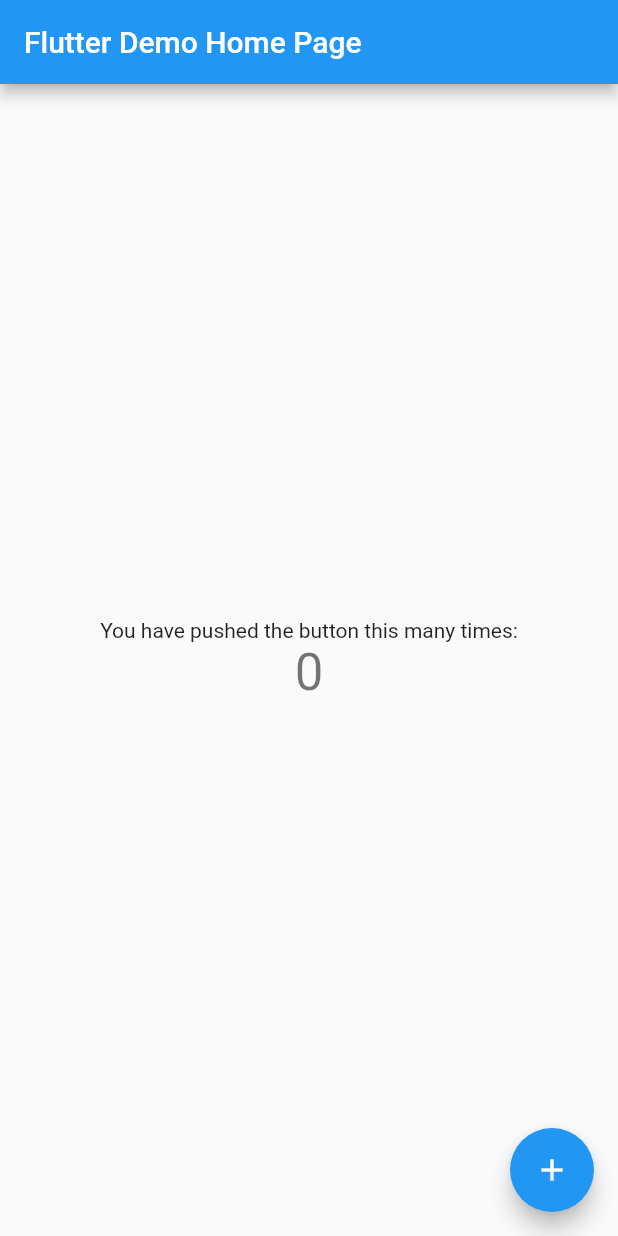
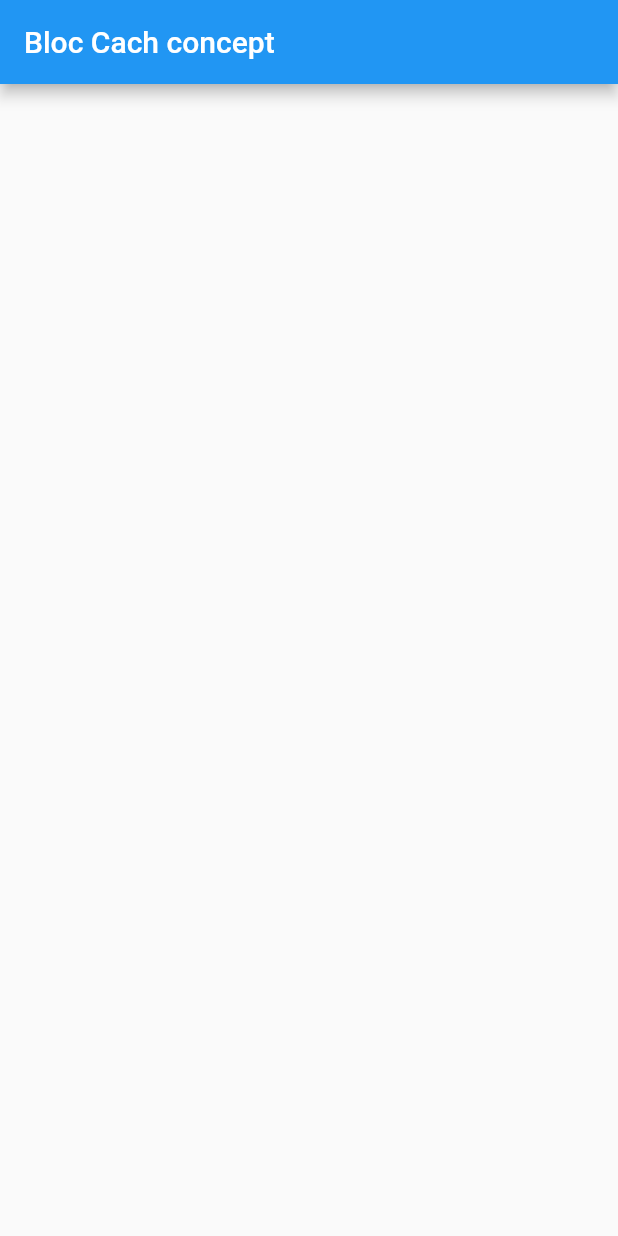
Before and after one commit to AbdulHannan-123/practice_on_bloc, a Flutter app: the screen it shows after launch, on a phone screen of 412 x 824 dp. Run offline on Flutter 3.47's test engine with Material 2 defaults, Android fonts, the phone set to English and light mode, and no system bars; our stand-ins replace bloc.

Commit message:
created api's andgoin to build bloc class

```diff
--- a/lib/main.dart
+++ b/lib/main.dart
@@ -1,4 +1,5 @@
 import 'package:flutter/material.dart';
+import 'package:bloc/bloc.dart';
 
 void main() {
   runApp(const MyApp());
@@ -6,110 +7,35 @@ void main() {
 
 class MyApp extends StatelessWidget {
   const MyApp({super.key});
-
-  // This widget is the root of your application.
   @override
   Widget build(BuildContext context) {
     return MaterialApp(
       title: 'Flutter Demo',
       theme: ThemeData(
-        // This is the theme of your application.
-        //
-        // Try running your application with "flutter run". You'll see the
-        // application has a blue toolbar. Then, without quitting the app, try
-        // changing the primarySwatch below to Colors.green and then invoke
-        // "hot reload" (press "r" in the console where you ran "flutter run",
-        // or simply save your changes to "hot reload" in a Flutter IDE).
-        // Notice that the counter didn't reset back to zero; the application
-        // is not restarted.
         primarySwatch: Colors.blue,
       ),
-      home: const MyHomePage(title: 'Flutter Demo Home Page'),
+      home: const HomePage(),
     );
   }
 }
 
-class MyHomePage extends StatefulWidget {
-  const MyHomePage({super.key, required this.title});
+//want to tell the bloc to load something to load instance
 
-  // This widget is the home page of your application. It is stateful, meaning
-  // that it has a State object (defined below) that contains fields that affect
-  // how it looks.
-
-  // This class is the configuration for the state. It holds the values (in this
-  // case the title) provided by the parent (in this case the App widget) and
-  // used by the build method of the State. Fields in a Widget subclass are
-  // always marked "final".
-
-  final String title;
-
-  @override
-  State<MyHomePage> createState() => _MyHomePageState();
+@immutable
+abstract class LoadAction {
+  const LoadAction();
 }
 
-class _MyHomePageState extends State<MyHomePage> {
-  int _counter = 0;
 
-  void _incrementCounter() {
-    setState(() {
-      // This call to setState tells the Flutter framework that something has
-      // changed in this State, which causes it to rerun the build method below
-      // so that the display can reflect the updated values. If we changed
-      // _counter without calling setState(), then the build method would not be
-      // called again, and so nothing would appear to happen.
-      _counter++;
-    });
-  }
+class HomePage extends StatelessWidget {
+  const HomePage({super.key});
 
   @override
   Widget build(BuildContext context) {
-    // This method is rerun every time setState is called, for instance as done
-    // by the _incrementCounter method above.
-    //
-    // The Flutter framework has been optimized to make rerunning build methods
-    // fast, so that you can just rebuild anything that needs updating rather
-    // than having to individually change instances of widgets.
     return Scaffold(
       appBar: AppBar(
-        // Here we take the value from the MyHomePage object that was created by
-        // the App.build method, and use it to set our appbar title.
-        title: Text(widget.title),
+        title:const Text('Bloc Cach concept'),
       ),
-      body: Center(
-        // Center is a layout widget. It takes a single child and positions it
-        // in the middle of the parent.
-        child: Column(
-          // Column is also a layout widget. It takes a list of children and
-          // arranges them vertically. By default, it sizes itself to fit its
-          // children horizontally, and tries to be as tall as its parent.
-          //
-          // Invoke "debug painting" (press "p" in the console, choose the
-          // "Toggle Debug Paint" action from the Flutter Inspector in Android
-          // Studio, or the "Toggle Debug Paint" command in Visual Studio Code)
-          // to see the wireframe for each widget.
-          //
-          // Column has various properties to control how it sizes itself and
-          // how it positions its children. Here we use mainAxisAlignment to
-          // center the children vertically; the main axis here is the vertical
-          // axis because Columns are vertical (the cross axis would be
-          // horizontal).
-          mainAxisAlignment: MainAxisAlignment.center,
-          children: <Widget>[
-            const Text(
-              'You have pushed the button this many times:',
-            ),
-            Text(
-              '$_counter',
-              style: Theme.of(context).textTheme.headlineMedium,
-            ),
-          ],
-        ),
-      ),
-      floatingActionButton: FloatingActionButton(
-        onPressed: _incrementCounter,
-        tooltip: 'Increment',
-        child: const Icon(Icons.add),
-      ), // This trailing comma makes auto-formatting nicer for build methods.
     );
   }
 }
```
Also changed, not shown: api/person1.json (added, +14 -0 lines), api/person2.json (added, +14 -0 lines).
